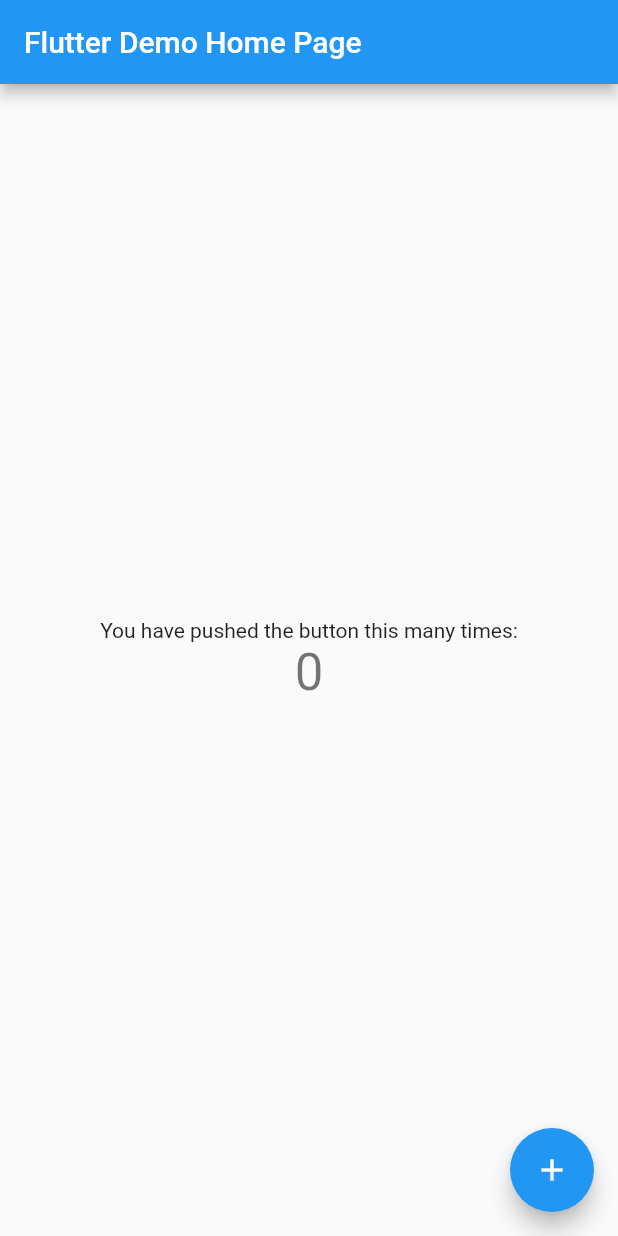
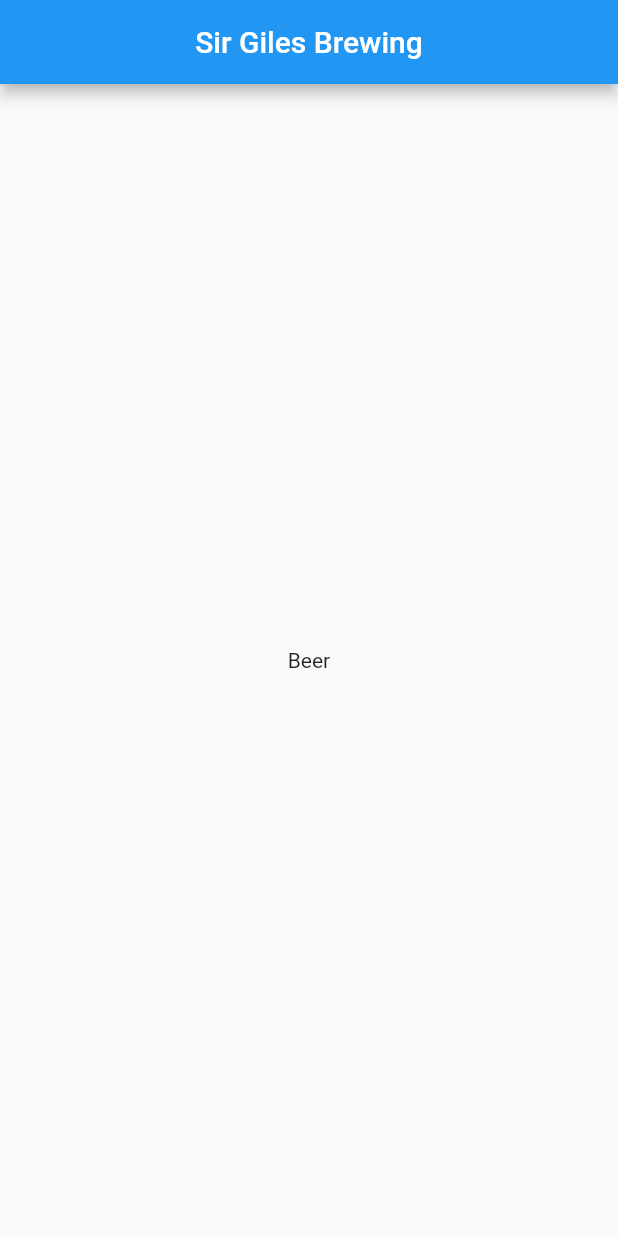
Before and after one commit to erikstacy/Sir-Giles-App, a Flutter app: the screen it shows after launch, on a phone screen of 412 x 824 dp. Run offline on Flutter 3.47's test engine with Material 2 defaults, Android fonts, the phone set to English and light mode, and no system bars.

Commit message:
Created simple UI and connected Firestore

```diff
--- a/lib/main.dart
+++ b/lib/main.dart
@@ -1,4 +1,5 @@
 import 'package:flutter/material.dart';
+import 'package:sir_giles_brewing/screens/main_screen.dart';
 
 void main() => runApp(MyApp());
 
@@ -7,105 +8,11 @@ class MyApp extends StatelessWidget {
   @override
   Widget build(BuildContext context) {
     return MaterialApp(
-      title: 'Flutter Demo',
-      theme: ThemeData(
-        // This is the theme of your application.
-        //
-        // Try running your application with "flutter run". You'll see the
-        // application has a blue toolbar. Then, without quitting the app, try
-        // changing the primarySwatch below to Colors.green and then invoke
-        // "hot reload" (press "r" in the console where you ran "flutter run",
-        // or simply save your changes to "hot reload" in a Flutter IDE).
-        // Notice that the counter didn't reset back to zero; the application
-        // is not restarted.
-        primarySwatch: Colors.blue,
-      ),
-      home: MyHomePage(title: 'Flutter Demo Home Page'),
+      title: 'Sir Giles Brewing Company',
+      initialRoute: MainScreen.id,
+      routes: {
+        MainScreen.id: (context) => MainScreen(),
+      },
     );
   }
 }
-
-class MyHomePage extends StatefulWidget {
-  MyHomePage({Key key, this.title}) : super(key: key);
-
-  // This widget is the home page of your application. It is stateful, meaning
-  // that it has a State object (defined below) that contains fields that affect
-  // how it looks.
-
-  // This class is the configuration for the state. It holds the values (in this
-  // case the title) provided by the parent (in this case the App widget) and
-  // used by the build method of the State. Fields in a Widget subclass are
-  // always marked "final".
-
-  final String title;
-
-  @override
-  _MyHomePageState createState() => _MyHomePageState();
-}
-
-class _MyHomePageState extends State<MyHomePage> {
-  int _counter = 0;
-
-  void _incrementCounter() {
-    setState(() {
-      // This call to setState tells the Flutter framework that something has
-      // changed in this State, which causes it to rerun the build method below
-      // so that the display can reflect the updated values. If we changed
-      // _counter without calling setState(), then the build method would not be
-      // called again, and so nothing would appear to happen.
-      _counter++;
-    });
-  }
-
-  @override
-  Widget build(BuildContext context) {
-    // This method is rerun every time setState is called, for instance as done
-    // by the _incrementCounter method above.
-    //
-    // The Flutter framework has been optimized to make rerunning build methods
-    // fast, so that you can just rebuild anything that needs updating rather
-    // than having to individually change instances of widgets.
-    return Scaffold(
-      appBar: AppBar(
-        // Here we take the value from the MyHomePage object that was created by
-        // the App.build method, and use it to set our appbar title.
-        title: Text(widget.title),
-      ),
-      body: Center(
-        // Center is a layout widget. It takes a single child and positions it
-        // in the middle of the parent.
-        child: Column(
-          // Column is also a layout widget. It takes a list of children and
-          // arranges them vertically. By default, it sizes itself to fit its
-          // children horizontally, and tries to be as tall as its parent.
-          //
-          // Invoke "debug painting" (press "p" in the console, choose the
-          // "Toggle Debug Paint" action from the Flutter Inspector in Android
-          // Studio, or the "Toggle Debug Paint" command in Visual Studio Code)
-          // to see the wireframe for each widget.
-          //
-          // Column has various properties to control how it sizes itself and
-          // how it positions its children. Here we use mainAxisAlignment to
-          // center the children vertically; the main axis here is the vertical
-          // axis because Columns are vertical (the cross axis would be
-          // horizontal).
-          mainAxisAlignment: MainAxisAlignment.center,
-          children: <Widget>[
-            Text(
-              'You have pushed the button this many times:',
-            ),
-            Text(
-              '$_counter',
-              style: Theme.of(context).textTheme.display1,
-            ),
-          ],
-        ),
-      ),
-      floatingActionButton: FloatingActionButton(
-        onPressed: _incrementCounter,
-        tooltip: 'Increment',
-        child: Icon(Icons.add),
-      ), // This trailing comma makes auto-formatting nicer for build methods.
-    );
-  }
-}
--- /dev/null
+++ b/lib/screens/main_screen.dart
@@ -0,0 +1,25 @@
+import 'package:flutter/material.dart';
+
+class MainScreen extends StatefulWidget {
+
+  static String id = 'main_screen';
+
+  @override
+  _MainScreenState createState() => _MainScreenState();
+}
+
+class _MainScreenState extends State<MainScreen> {
+  @override
+  Widget build(BuildContext context) {
+    return Scaffold(
+      appBar: AppBar(
+        title: Text('Sir Giles Brewing'),
+        centerTitle: true,
+      ),
+      body: Container(
+        alignment: Alignment.center,
+        child: Text('Beer'),
+      ),
+    );
+  }
+}
```
Also changed, not shown: 4 other files.
